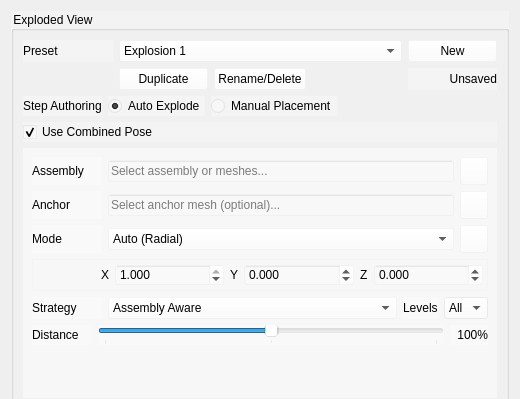
Before: the Qt Designer form ui/Scene/ExplodedViewPanel.ui in sharjith/ModelViewer-Qt, drawn with Qt 5; both pictures show x 0 to 520 and y 0 to 399 of the 520 by 854 pixel window.
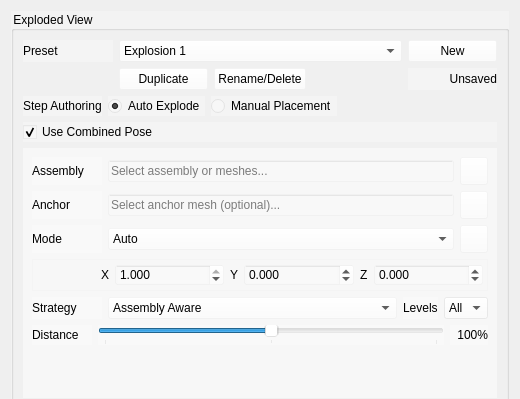
After: the same form once the commit is applied. Icons and pictures are not drawn. Custom widgets are drawn as their Qt base class.

Commit message: Exploded view: Auto (contact-based) and Radial modes

```diff
--- a/ui/Scene/ExplodedViewPanel.ui
+++ b/ui/Scene/ExplodedViewPanel.ui
@@ -357,7 +357,12 @@
               </property>
               <item>
                <property name="text">
-                <string>Auto (Radial)</string>
+                <string>Auto</string>
+               </property>
+              </item>
+              <item>
+               <property name="text">
+                <string>Radial</string>
                </property>
               </item>
               <item>
```
Left out of the diff: 2 changed lines with no effect on the pictures. The commit also changes 12 other files.
